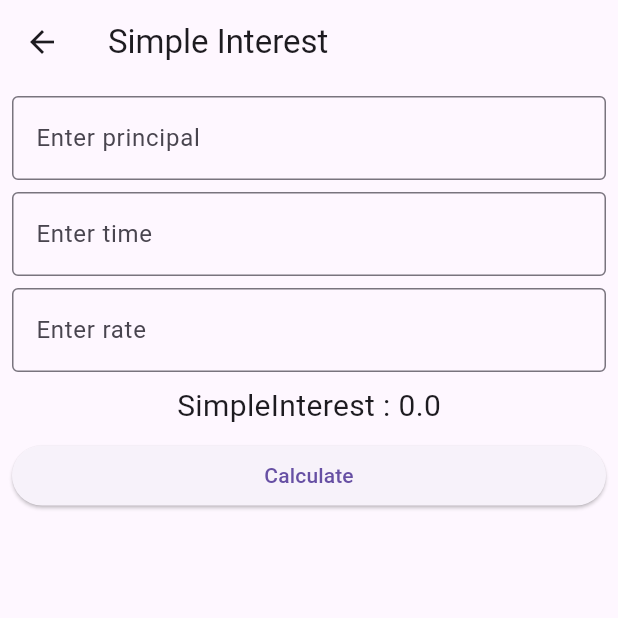
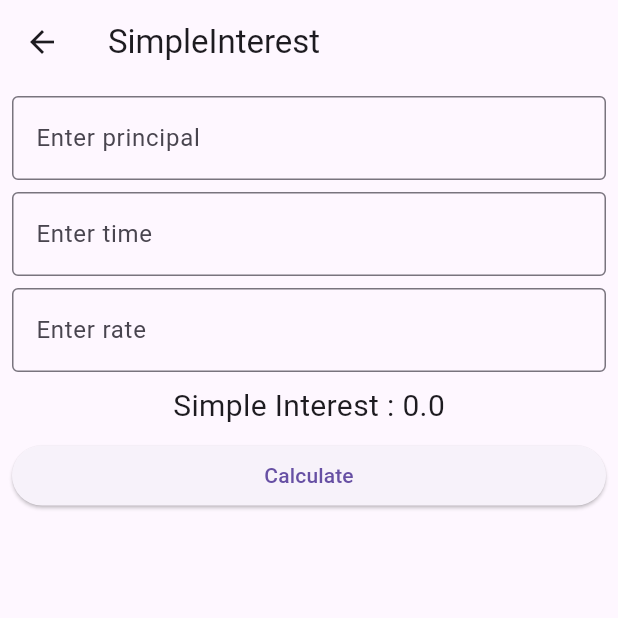
Before and after one commit to priyanka749/first_app, a Flutter app: the SimpleInterestView screen opened directly, on a phone screen of 412 x 824 dp, the top half of it. Run offline on Flutter 3.47's test engine with Material 3 defaults, Android fonts, the phone set to English and light mode, and no system bars.

Commit message:
simple interest

```diff
--- a/lib/view/simpleinterest_view.dart
+++ b/lib/view/simpleinterest_view.dart
@@ -17,7 +17,7 @@ double principal = 0;
   Widget build(BuildContext context) {
     return Scaffold(
       appBar: AppBar(
-        title: const Text('Simple Interest'),
+        title: const Text('SimpleInterest'),
       ),
       body: Padding(
         padding: const EdgeInsets.all(8),
@@ -62,7 +62,7 @@ double principal = 0;
             const SizedBox(
               height: 8,
             ),
-            Text('SimpleInterest : $SimpleInterest',
+            Text('Simple Interest : $SimpleInterest',
                 style: const TextStyle(
                   fontSize: 20,
                 )),
```
